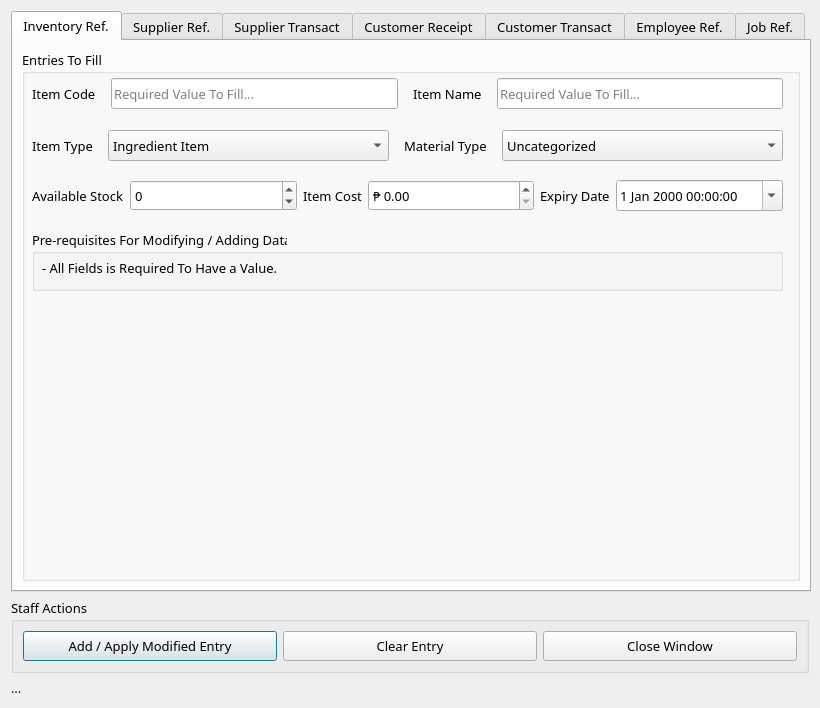
Above: System Design/Route88_DataManipCmpnt.ui from CodexLink/Route88_HybridBusinessSystem before the change. Below: the same form after it.
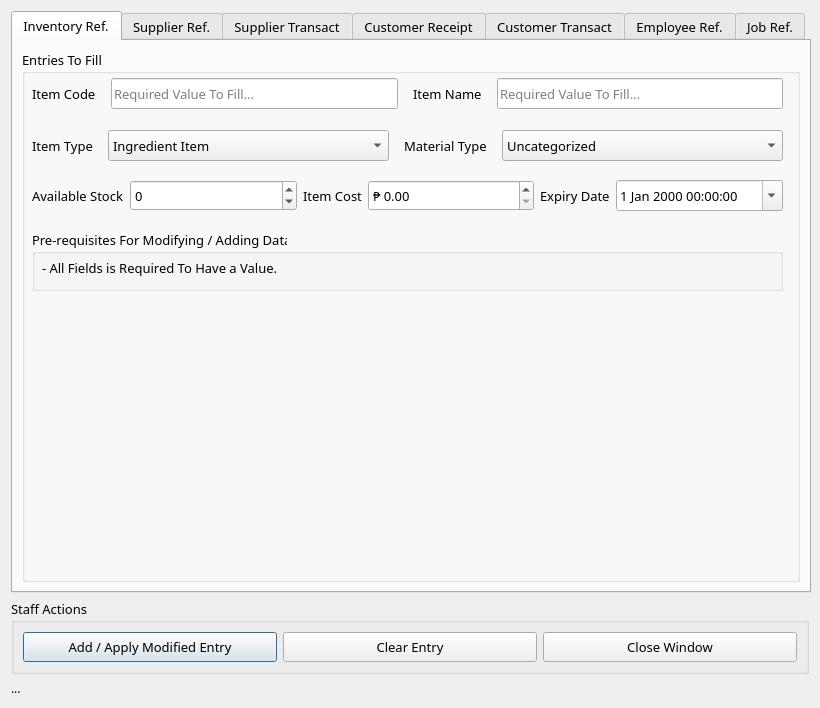
That is the form after the change. Icons and pictures are not drawn.

Commit message: [UI Progression] Finalized Simple UI Design

```diff
--- a/System Design/Route88_DataManipCmpnt.ui
+++ b/System Design/Route88_DataManipCmpnt.ui
@@ -2840,9 +2840,15 @@
      <property name="font">
       <font>
        <family>Roboto Mono</family>
-       <pointsize>10</pointsize>
+       <pointsize>9</pointsize>
       </font>
      </property>
+     <property name="frameShape">
+      <enum>QFrame::NoFrame</enum>
+     </property>
+     <property name="frameShadow">
+      <enum>QFrame::Raised</enum>
+     </property>
      <property name="text">
       <string>...</string>
      </property>
```
Left out of the diff: 43 changed lines with no effect on the pictures. The commit also changes 4 other files.
